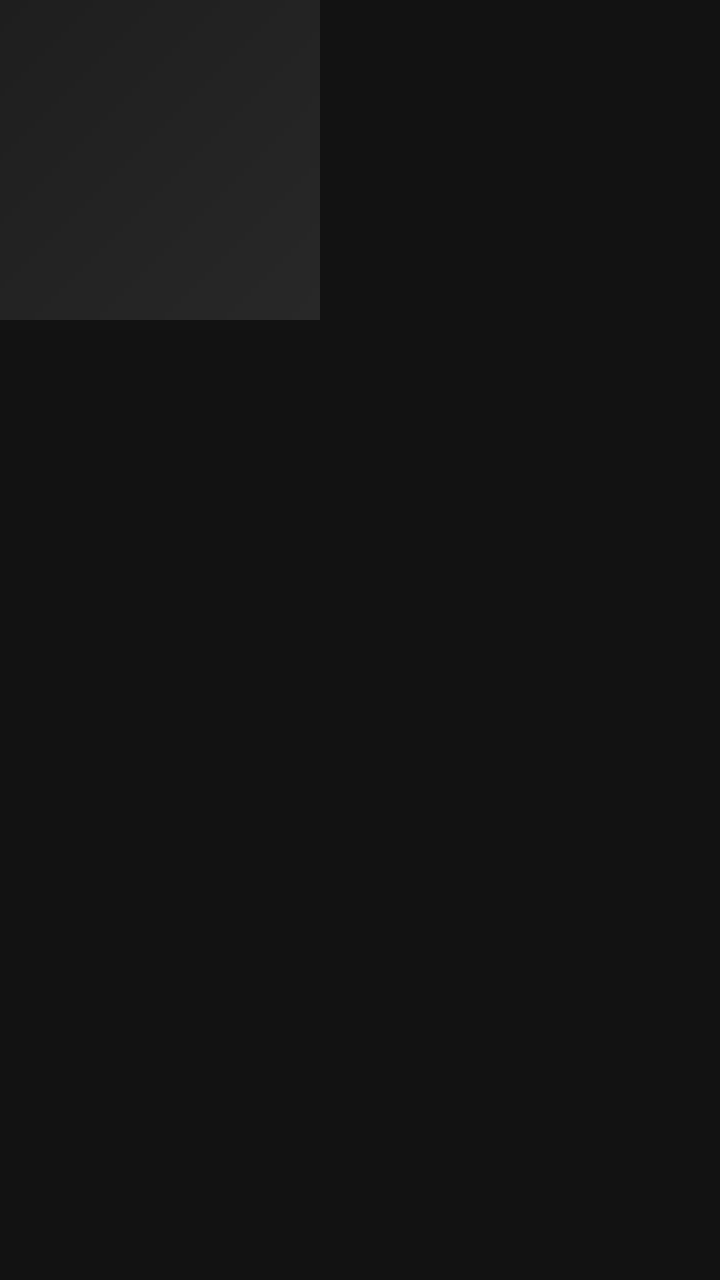
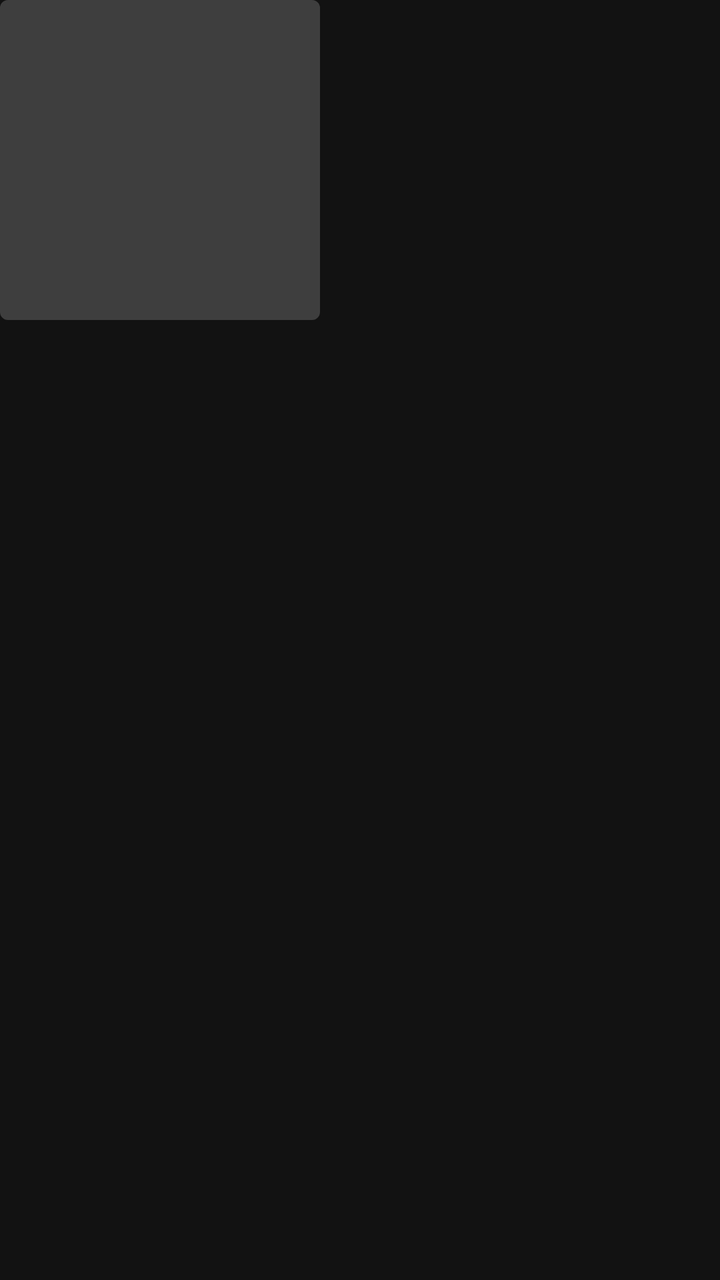

Before-and-after screenshots of an Android layout around one commit, followed by the original layout XML and the change that was made.
<!-- AndroidManifest.xml: application theme Theme.MusicStreamingApp -->
<!-- res/layout/item_playlist_card.xml -->
<?xml version="1.0" encoding="utf-8"?>
<LinearLayout xmlns:android="http://schemas.android.com/apk/res/android"
    android:layout_width="160dp"
    android:layout_height="wrap_content"
    android:layout_marginEnd="14dp"
    android:orientation="vertical">

    <ImageView
        android:id="@+id/iv_playlist_cover"
        android:layout_width="160dp"
        android:layout_height="160dp"
        android:background="@drawable/placeholder_gradient"
        android:scaleType="centerCrop"/>

    <TextView
        android:id="@+id/tv_playlist_name"
        android:layout_width="match_parent"
        android:layout_height="wrap_content"
        android:layout_marginTop="6dp"
        android:maxLines="1"
        android:ellipsize="end"
        android:textColor="@color/accent_white"
        android:textSize="14sp"
        android:textStyle="bold"/>

    <TextView
        android:id="@+id/tv_playlist_subtitle"
        android:layout_width="match_parent"
        android:layout_height="wrap_content"
        android:layout_marginTop="2dp"
        android:maxLines="2"
        android:ellipsize="end"
        android:textColor="@color/text_secondary"
        android:textSize="12sp"/>
</LinearLayout>
<!-- resources referenced by this layout -->
<resources>
  <color name="accent_white">#FFFFFF</color>
  <color name="text_secondary">#B3B3B3</color>
  <!-- drawable placeholder_gradient (drawable) -->
  <?xml version="1.0" encoding="utf-8"?>
  <shape xmlns:android="http://schemas.android.com/apk/res/android"
      android:shape="rectangle">
      <gradient
          android:angle="135"
          android:startColor="#282828"
          android:endColor="#1E1E1E"
          android:type="linear" />
  </shape>
  <style name="Theme.MusicStreamingApp" parent="Theme.MaterialComponents.DayNight.NoActionBar">
          <item name="colorPrimary">@color/spotify_green</item>
          <item name="colorPrimaryDark">@color/spotify_black</item>
          <item name="colorAccent">@color/spotify_green</item>
          <item name="android:windowBackground">@color/spotify_black</item>
          <item name="android:statusBarColor">@color/spotify_black</item>
          <item name="android:navigationBarColor">@color/spotify_dark</item>
          <item name="android:textColor">@color/spotify_white</item>
          <item name="android:textColorPrimary">@color/spotify_white</item>
          <item name="android:textColorSecondary">@color/spotify_gray</item>
          <item name="android:fontFamily">@font/montserrat</item>
          <item name="fontFamily">@font/montserrat</item>
          <item name="android:windowDrawsSystemBarBackgrounds">true</item>
          <item name="android:windowLightStatusBar">false</item>
          <item name="android:windowTranslucentStatus">false</item>
          <item name="android:windowTranslucentNavigation">false</item>
          <item name="android:colorControlHighlight">#33FFFFFF</item>
          <item name="bottomNavigationStyle">@style/BottomNavStyle</item>
      </style>
  <color name="spotify_green">#1DB954</color>
  <color name="spotify_black">#121212</color>
  <color name="spotify_dark">#191414</color>
  <color name="spotify_white">#FFFFFF</color>
  <color name="spotify_gray">#B3B3B3</color>
  <style name="BottomNavStyle" parent="Widget.MaterialComponents.BottomNavigationView">
          <item name="android:background">@color/spotify_dark</item>
          <item name="itemIconTint">@color/bottom_nav_tint</item>
          <item name="itemTextColor">@color/bottom_nav_tint</item>
          <item name="elevation">8dp</item>
      </style>
</resources>

<!-- the commit's change to res/layout/item_playlist_card.xml (unified diff, before → after) -->
@@ -5,12 +5,14 @@
     android:layout_marginEnd="14dp"
     android:orientation="vertical">
 
-    <ImageView
+    <com.google.android.material.imageview.ShapeableImageView
+        xmlns:app="http://schemas.android.com/apk/res-auto"
         android:id="@+id/iv_playlist_cover"
         android:layout_width="160dp"
         android:layout_height="160dp"
-        android:background="@drawable/placeholder_gradient"
-        android:scaleType="centerCrop"/>
+        android:background="@color/spotify_elevated"
+        android:scaleType="centerCrop"
+        app:shapeAppearanceOverlay="@style/ShapeAppearance.Spotify.Rounded4"/>
 
     <TextView
         android:id="@+id/tv_playlist_name"
<!-- resource entries referenced after the edit -->
@@ -1,17 +1,12 @@
 <!-- resources referenced by this layout -->
 <resources>
   <color name="accent_white">#FFFFFF</color>
+  <color name="spotify_elevated">#3E3E3E</color>
   <color name="text_secondary">#B3B3B3</color>
-  <!-- drawable placeholder_gradient (drawable) -->
-  <?xml version="1.0" encoding="utf-8"?>
-  <shape xmlns:android="http://schemas.android.com/apk/res/android"
-      android:shape="rectangle">
-      <gradient
-          android:angle="135"
-          android:startColor="#282828"
-          android:endColor="#1E1E1E"
-          android:type="linear" />
-  </shape>
+  <style name="ShapeAppearance.Spotify.Rounded4" parent="">
+          <item name="cornerFamily">rounded</item>
+          <item name="cornerSize">4dp</item>
+      </style>
   <style name="Theme.MusicStreamingApp" parent="Theme.MaterialComponents.DayNight.NoActionBar">
           <item name="colorPrimary">@color/spotify_green</item>
           <item name="colorPrimaryDark">@color/spotify_black</item>
